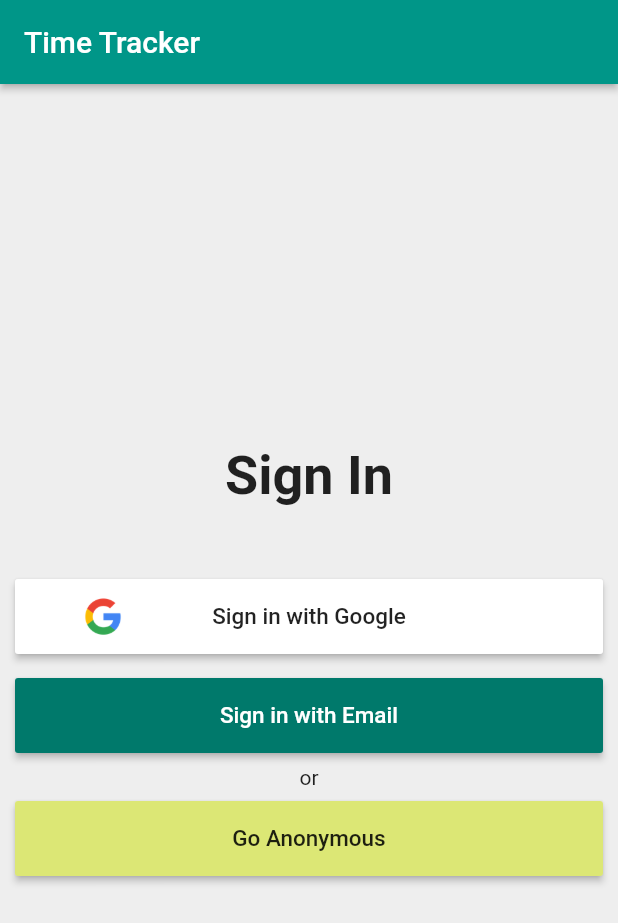
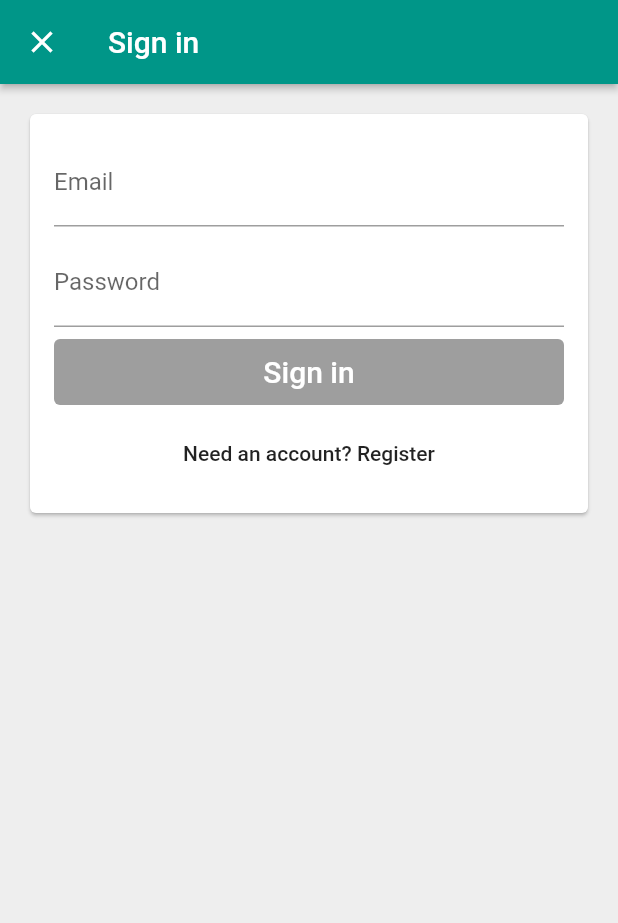
Before and after one commit to scottthoo/time_tracker, a Flutter app: the screen it shows after launch, after a tap on "Sign in with Email", on a phone screen of 412 x 824 dp. Shown: the top 923 px of the screen. Run offline on Flutter 3.47's test engine with Material 2 defaults, Android fonts, the phone set to English and light mode, and no system bars; our stand-ins replace firebase_auth, google_sign_in; missing offline and left inert: apple_sign_in; accounts and stored records are empty.

Commit message:
[Add] Email Sign in [Add] Email and password field Validation [Add] Auto focus node [Add] Single Scrollview to tackle smaller screen size device

```diff
--- /dev/null
+++ b/lib/app/sign_in/email_sign_in_form.dart
@@ -0,0 +1,149 @@
+import 'package:flutter/material.dart';
+import 'package:timetracker/app/sign_in/valitators.dart';
+import 'package:timetracker/common_widgets/form_submit_button.dart';
+import 'package:timetracker/services/auth.dart';
+
+enum EmailSignInFormType { signIn, register }
+
+class EmailSignInForm extends StatefulWidget with EmailAndPasswordValidators {
+  EmailSignInForm({@required this.auth});
+  final AuthBase auth;
+  @override
+  _EmailSignInFormState createState() => _EmailSignInFormState();
+}
+
+class _EmailSignInFormState extends State<EmailSignInForm> {
+  final TextEditingController _emailController = TextEditingController();
+  final TextEditingController _passwordController = TextEditingController();
+  final FocusNode _emailFocusNode = FocusNode();
+  final FocusNode _passwordFocusNode = FocusNode();
+
+  String get _email => _emailController.text;
+  String get _password => _passwordController.text;
+  EmailSignInFormType _formType = EmailSignInFormType.signIn;
+  bool _submitted = false;
+  bool _isLoading = false;
+
+  void _submit() async {
+    setState(() {
+      _submitted = true;
+      _isLoading = true;
+    });
+    try {
+      await Future.delayed(Duration(seconds: 1));
+      if (_formType == EmailSignInFormType.signIn)
+        await widget.auth.signInWithEmailAndPassword(_email, _password);
+      else {
+        await widget.auth.createUserWithEmailAndPassword(_email, _password);
+      }
+      Navigator.of(context).pop();
+    } catch (e) {
+      print(e.toString());
+    } finally {
+      setState(() {
+        _isLoading = false;
+      });
+    }
+  }
+
+  void _emailEditingComplete() {
+    final newFocus = widget.emailValidator.isValid(_email)
+        ? _passwordFocusNode
+        : _emailFocusNode;
+    FocusScope.of(context).requestFocus(newFocus);
+  }
+
+  void _toggleFormType() {
+    setState(() {
+      _submitted = false;
+      _formType = _formType == EmailSignInFormType.signIn
+          ? EmailSignInFormType.register
+          : EmailSignInFormType.signIn;
+    });
+    _emailController.clear();
+    _passwordController.clear();
+  }
+
+  List<Widget> _buildChildren() {
+    final primaryText = _formType == EmailSignInFormType.signIn
+        ? 'Sign in'
+        : 'Create an account';
+    final secondaryText = _formType == EmailSignInFormType.signIn
+        ? 'Need an account? Register'
+        : 'Have an account? Sign in';
+
+    bool submitEnabled = widget.emailValidator.isValid(_email) &&
+        widget.passwordValidator.isValid(_password) &&
+        !_isLoading;
+
+    return [
+      _buildEmailTextField(),
+      SizedBox(height: 8),
+      buildPasswordTextField(),
+      SizedBox(height: 8),
+      FormSubmitButton(
+        text: primaryText,
+        onPressed: submitEnabled ? _submit : null,
+      ),
+      SizedBox(height: 8),
+      FlatButton(
+        child: Text(secondaryText),
+        onPressed: !_isLoading ? _toggleFormType : null,
+      ),
+    ];
+  }
+
+  TextField buildPasswordTextField() {
+    bool showErrorText =
+        _submitted && !widget.emailValidator.isValid(_password);
+
+    return TextField(
+      controller: _passwordController,
+      focusNode: _passwordFocusNode,
+      decoration: InputDecoration(
+        labelText: 'Password',
+        errorText: showErrorText ? widget.invalidPasswordErrorText : null,
+        enabled: _isLoading == false,
+      ),
+      obscureText: true,
+      textInputAction: TextInputAction.go,
+      onChanged: (password) => _updateState(),
+      onEditingComplete: _submit,
+    );
+  }
+
+  TextField _buildEmailTextField() {
+    bool showErrorText = _submitted && !widget.emailValidator.isValid(_email);
+    return TextField(
+      controller: _emailController,
+      focusNode: _emailFocusNode,
+      decoration: InputDecoration(
+        labelText: 'Email',
+        hintText: 'your@email.com',
+        errorText: showErrorText ? widget.invalidEmailErrorText : null,
+        enabled: _isLoading == false,
+      ),
+      autocorrect: false,
+      keyboardType: TextInputType.emailAddress,
+      textInputAction: TextInputAction.next,
+      onChanged: (email) => _updateState(),
+      onEditingComplete: _emailEditingComplete,
+    );
+  }
+
+  @override
+  Widget build(BuildContext context) {
+    return Padding(
+      padding: const EdgeInsets.all(16.0),
+      child: Column(
+        crossAxisAlignment: CrossAxisAlignment.stretch,
+        mainAxisSize: MainAxisSize.min,
+        children: _buildChildren(),
+      ),
+    );
+  }
+
+  void _updateState() {
+    setState(() {});
+  }
+}
--- /dev/null
+++ b/lib/app/sign_in/email_sign_in_page.dart
@@ -0,0 +1,28 @@
+import 'package:flutter/material.dart';
+import 'package:timetracker/app/sign_in/email_sign_in_form.dart';
+import 'package:timetracker/services/auth.dart';
+
+class EmailSignInPage extends StatelessWidget {
+  final AuthBase auth;
+  const EmailSignInPage({Key key, this.auth}) : super(key: key);
+  @override
+  Widget build(BuildContext context) {
+    return Scaffold(
+      appBar: AppBar(
+        title: Text('Sign in'),
+        elevation: 2.0,
+      ),
+      body: SingleChildScrollView(
+        child: Padding(
+          padding: const EdgeInsets.all(16.0),
+          child: Card(child: _buildContent()),
+        ),
+      ),
+      backgroundColor: Colors.grey[200],
+    );
+  }
+
+  Widget _buildContent() {
+    return EmailSignInForm(auth: auth);
+  }
+}
--- a/lib/app/sign_in/sign_in.dart
+++ b/lib/app/sign_in/sign_in.dart
@@ -1,5 +1,6 @@
 import 'package:flutter/material.dart';
 import 'package:provider/provider.dart';
+import 'package:timetracker/app/sign_in/email_sign_in_page.dart';
 import 'package:timetracker/app/sign_in/social_sign_in_button.dart';
 import 'package:timetracker/services/apple_sign_in_available.dart';
 import 'package:timetracker/services/auth.dart';
@@ -26,13 +27,22 @@ class SignInPage extends StatelessWidget {
   }
 
   Future<void> _signInWithApple() async {
-    final appleSignInAvailable = await AppleSignInAvailable.check();
-
     try {
       await auth.signInWithApple();
     } catch (e) {
       print(e.toString());
     }
+  }
+
+  void _signInWithEmail(BuildContext context) {
+    Navigator.of(context).push(
+      MaterialPageRoute<void>(
+        fullscreenDialog: true,
+        builder: (context) => EmailSignInPage(
+          auth: auth,
+        ),
+      ),
+    );
   }
 
   @override
@@ -90,9 +100,7 @@ class SignInPage extends StatelessWidget {
             text: 'Sign in with Email',
             textColor: Colors.white,
             color: Colors.teal[700],
-            onPressed: () {
-              print('object');
-            },
+            onPressed: () => _signInWithEmail(context),
           ),
           SizedBox(height: 8),
           Text(
--- /dev/null
+++ b/lib/app/sign_in/valitators.dart
@@ -0,0 +1,17 @@
+abstract class StringValidator {
+  bool isValid(String value);
+}
+
+class NonEmptyStringValitator implements StringValidator {
+  @override
+  bool isValid(String value) {
+    return value.isNotEmpty;
+  }
+}
+
+class EmailAndPasswordValidators {
+  final StringValidator emailValidator = NonEmptyStringValitator();
+  final StringValidator passwordValidator = NonEmptyStringValitator();
+  final String invalidEmailErrorText = 'Email can\'t be empty';
+  final String invalidPasswordErrorText = 'Password can\'t be empty';
+}
--- /dev/null
+++ b/lib/common_widgets/form_submit_button.dart
@@ -0,0 +1,18 @@
+import 'package:flutter/material.dart';
+import 'package:timetracker/common_widgets/custom_raised_button.dart';
+
+class FormSubmitButton extends CustomRaisedButton {
+  FormSubmitButton({
+    @required String text,
+    VoidCallback onPressed,
+  }) : super(
+          child: Text(
+            text,
+            style: TextStyle(color: Colors.white, fontSize: 20.0),
+          ),
+          height: 44.0,
+          color: Colors.indigo,
+          borderRadius: 4.0,
+          onPressed: onPressed,
+        );
+}
--- a/lib/services/auth.dart
+++ b/lib/services/auth.dart
@@ -16,6 +16,8 @@ abstract class AuthBase {
   Future<User> signInAnonymously();
   Future<User> signInWithGoogle();
   Future<User> signInWithApple();
+  Future<User> signInWithEmailAndPassword(String email, String password);
+  Future<User> createUserWithEmailAndPassword(String email, String password);
   Future<void> signOut();
 }
 
@@ -109,6 +111,21 @@ class Auth implements AuthBase {
   }
 
   @override
+  Future<User> signInWithEmailAndPassword(String email, String password) async {
+    final authResult = await _firebaseAuth.signInWithEmailAndPassword(
+        email: email, password: password);
+    return _userFromFirebase(authResult.user);
+  }
+
+  @override
+  Future<User> createUserWithEmailAndPassword(
+      String email, String password) async {
+    final authResult = await _firebaseAuth.createUserWithEmailAndPassword(
+        email: email, password: password);
+    return _userFromFirebase(authResult.user);
+  }
+
+  @override
   Future<void> signOut() async {
     final googleSignIn = GoogleSignIn();
     await googleSignIn.signOut();
```
